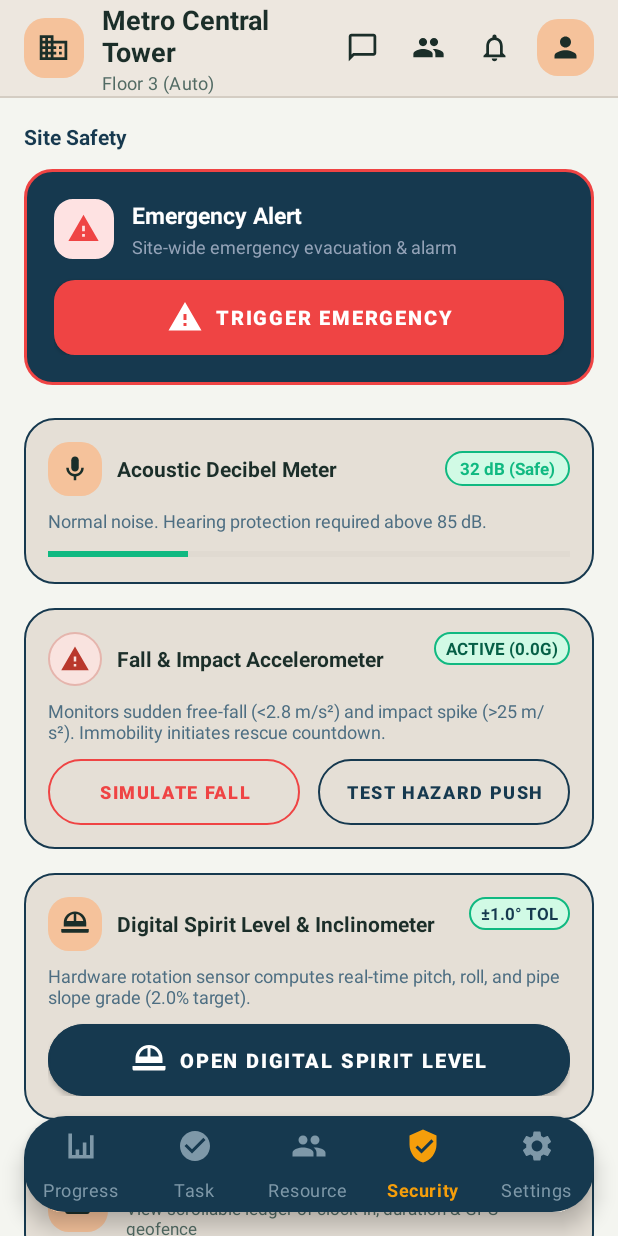
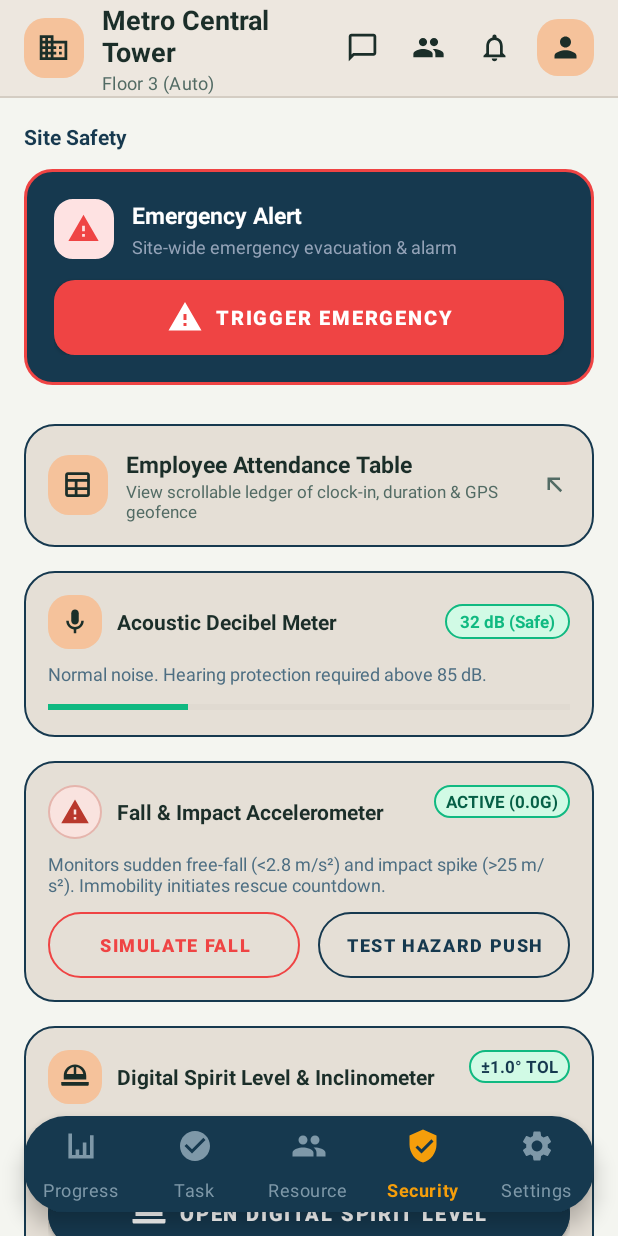
Before and after one commit to niimuu17/SiteSync, an Android app: the ProgressFragment screen opened directly, with no data from a screen before it, item 4 of the bottom bar chosen, on a phone screen of 412 x 824 dp. Run offline under Robolectric (Android 15) with nearby library versions, the phone set to English and light mode, and no system bars; our stand-ins replace Firebase (no records; nobody signed in at launch, a user with empty details on screens opened directly), Room's generated code; libraries missing offline, so code that uses them is left out: com.github.mikephil.charting; pictures from the network do not load.

Commit message:
Expose Employee Attendance Table on Main Home screen mini-cards, People screen header, and top of Security tab

```diff
--- a/app/src/main/java/com/example/sitesync/ui/ProgressFragment.java
+++ b/app/src/main/java/com/example/sitesync/ui/ProgressFragment.java
@@ -73,7 +73,13 @@ public class ProgressFragment extends Fragment {
             dialog.show(getChildFragmentManager(), "SiteEvidenceDialog");
         });
 
-        // Mini Card 3: Audit Trail & Report Export
+        // Mini Card 3: Employee Attendance Table
+        binding.cardMiniAttendanceTable.setOnClickListener(v -> {
+            HapticFeedbackUtil.lightClick(requireContext(), v);
+            startActivity(new android.content.Intent(requireContext(), AttendanceTableActivity.class));
+        });
+
+        // Mini Card 4: Audit Trail & Report Export
         binding.cardMiniAuditExport.setOnClickListener(v -> {
             HapticFeedbackUtil.lightClick(requireContext(), v);
             ReportExportBottomSheetDialog dialog = ReportExportBottomSheetDialog.newInstance();
--- a/app/src/main/java/com/example/sitesync/ui/ProjectPeopleActivity.java
+++ b/app/src/main/java/com/example/sitesync/ui/ProjectPeopleActivity.java
@@ -70,6 +70,11 @@ public class ProjectPeopleActivity extends AppCompatActivity implements ProjectP
         binding.btnAddMember.setOnClickListener(v -> {
             HapticFeedbackUtil.lightClick(this, v);
             showAddWorkerDialog();
+        });
+
+        binding.btnViewAttendanceTable.setOnClickListener(v -> {
+            HapticFeedbackUtil.lightClick(this, v);
+            startActivity(new Intent(this, AttendanceTableActivity.class));
         });
     }
 
--- a/app/src/main/res/layout/fragment_security.xml
+++ b/app/src/main/res/layout/fragment_security.xml
@@ -31,6 +31,65 @@
         <include
             android:id="@+id/incEmergency"
             layout="@layout/layout_emergency_broadcast" />
+
+        <!-- 1e. Employee Attendance Table Card -->
+        <LinearLayout
+            android:id="@+id/cardEmployeeAttendanceTable"
+            android:layout_width="match_parent"
+            android:layout_height="wrap_content"
+            android:orientation="horizontal"
+            android:gravity="center_vertical"
+            android:background="@drawable/bg_card_outlined"
+            android:padding="16dp"
+            android:layout_marginTop="10dp"
+            android:layout_marginBottom="10dp"
+            android:clickable="true"
+            android:focusable="true">
+
+            <FrameLayout
+                android:layout_width="40dp"
+                android:layout_height="40dp"
+                android:background="@drawable/bg_squircle_brand"
+                android:layout_marginEnd="12dp">
+
+                <ImageView
+                    android:layout_width="22dp"
+                    android:layout_height="22dp"
+                    android:layout_gravity="center"
+                    android:src="@drawable/ic_table"
+                    app:tint="@color/forest_surface_deep"
+                    android:contentDescription="Attendance Table" />
+            </FrameLayout>
+
+            <LinearLayout
+                android:layout_width="0dp"
+                android:layout_height="wrap_content"
+                android:layout_weight="1"
+                android:orientation="vertical">
+
+                <TextView
+                    android:layout_width="wrap_content"
+                    android:layout_height="wrap_content"
+                    android:text="Employee Attendance Table"
+                    android:textColor="@color/forest_dark"
+                    android:textSize="15sp"
+                    android:textStyle="bold" />
+
+                <TextView
+                    android:layout_width="wrap_content"
+                    android:layout_height="wrap_content"
+                    android:text="View scrollable ledger of clock-in, duration &amp; GPS geofence"
+                    android:textColor="@color/forest_muted"
+                    android:textSize="11sp" />
+            </LinearLayout>
+
+            <ImageView
+                android:layout_width="20dp"
+                android:layout_height="20dp"
+                android:src="@drawable/ic_arrow_diagonal"
+                app:tint="@color/forest_muted"
+                android:contentDescription="Open Table" />
+        </LinearLayout>
 
         <!-- 1b. Acoustic Safety Decibel Meter Telemetry Card -->
         <LinearLayout
@@ -312,64 +371,6 @@
                 android:insetBottom="0dp" />
         </LinearLayout>
 
-        <!-- 1e. Employee Attendance Table Card -->
-        <LinearLayout
-            android:id="@+id/cardEmployeeAttendanceTable"
-            android:layout_width="match_parent"
-            android:layout_height="wrap_content"
-            android:orientation="horizontal"
-            android:gravity="center_vertical"
-            android:background="@drawable/bg_card_outlined"
-            android:padding="16dp"
-            android:layout_marginBottom="14dp"
-            android:clickable="true"
-            android:focusable="true">
-
-            <FrameLayout
-                android:layout_width="40dp"
-                android:layout_height="40dp"
-                android:background="@drawable/bg_squircle_brand"
-                android:layout_marginEnd="12dp">
-
-                <ImageView
-                    android:layout_width="22dp"
-                    android:layout_height="22dp"
-                    android:layout_gravity="center"
-                    android:src="@drawable/ic_table"
-                    app:tint="@color/forest_surface_deep"
-                    android:contentDescription="Attendance Table" />
-            </FrameLayout>
-
-            <LinearLayout
-                android:layout_width="0dp"
-                android:layout_height="wrap_content"
-                android:layout_weight="1"
-                android:orientation="vertical">
-
-                <TextView
-                    android:layout_width="wrap_content"
-                    android:layout_height="wrap_content"
-                    android:text="Employee Attendance Table"
-                    android:textColor="@color/forest_dark"
-                    android:textSize="15sp"
-                    android:textStyle="bold" />
-
-                <TextView
-                    android:layout_width="wrap_content"
-                    android:layout_height="wrap_content"
-                    android:text="View scrollable ledger of clock-in, duration &amp; GPS geofence"
-                    android:textColor="@color/forest_muted"
-                    android:textSize="11sp" />
-            </LinearLayout>
-
-            <ImageView
-                android:layout_width="20dp"
-                android:layout_height="20dp"
-                android:src="@drawable/ic_arrow_diagonal"
-                app:tint="@color/forest_muted"
-                android:contentDescription="Open Table" />
-        </LinearLayout>
-
         <!-- 2. Site Hazard & Safety Ticketing Feed Header -->
         <RelativeLayout
             android:layout_width="match_parent"
```
Also changed, not shown: app/src/main/res/layout/activity_project_people.xml (+29 -1 lines), app/src/main/res/layout/fragment_progress.xml (+71 -0 lines).
